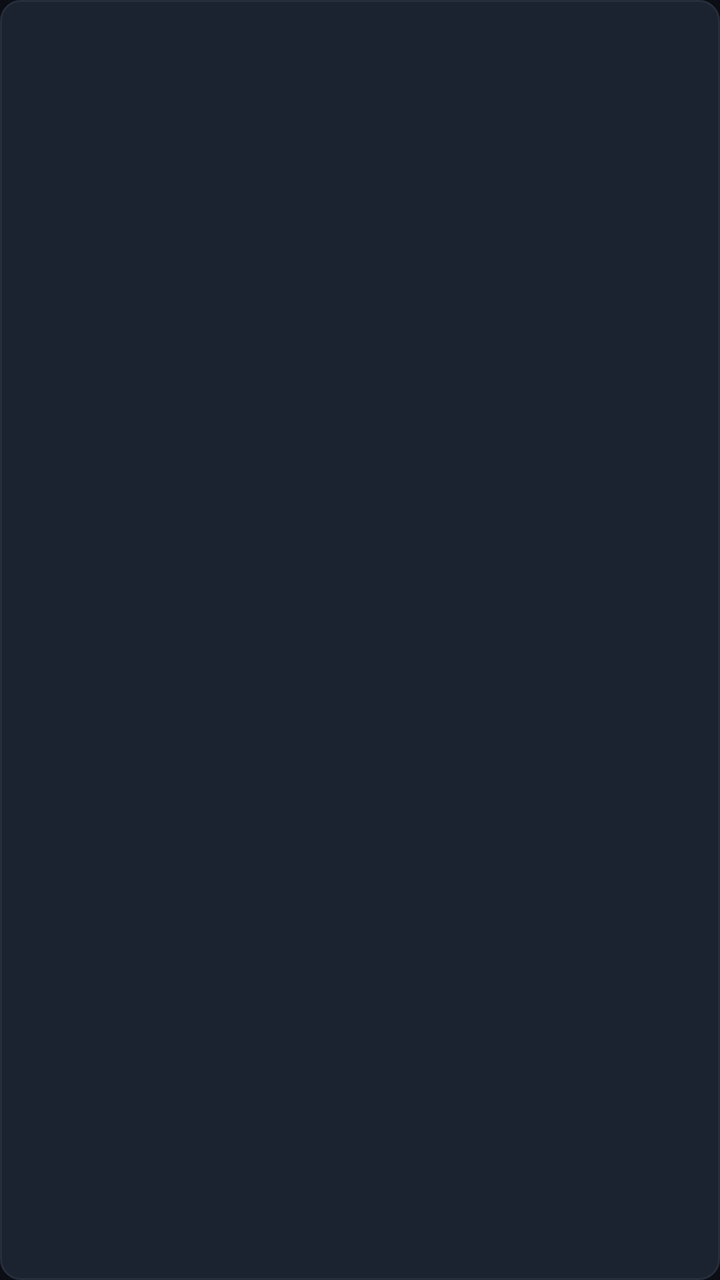
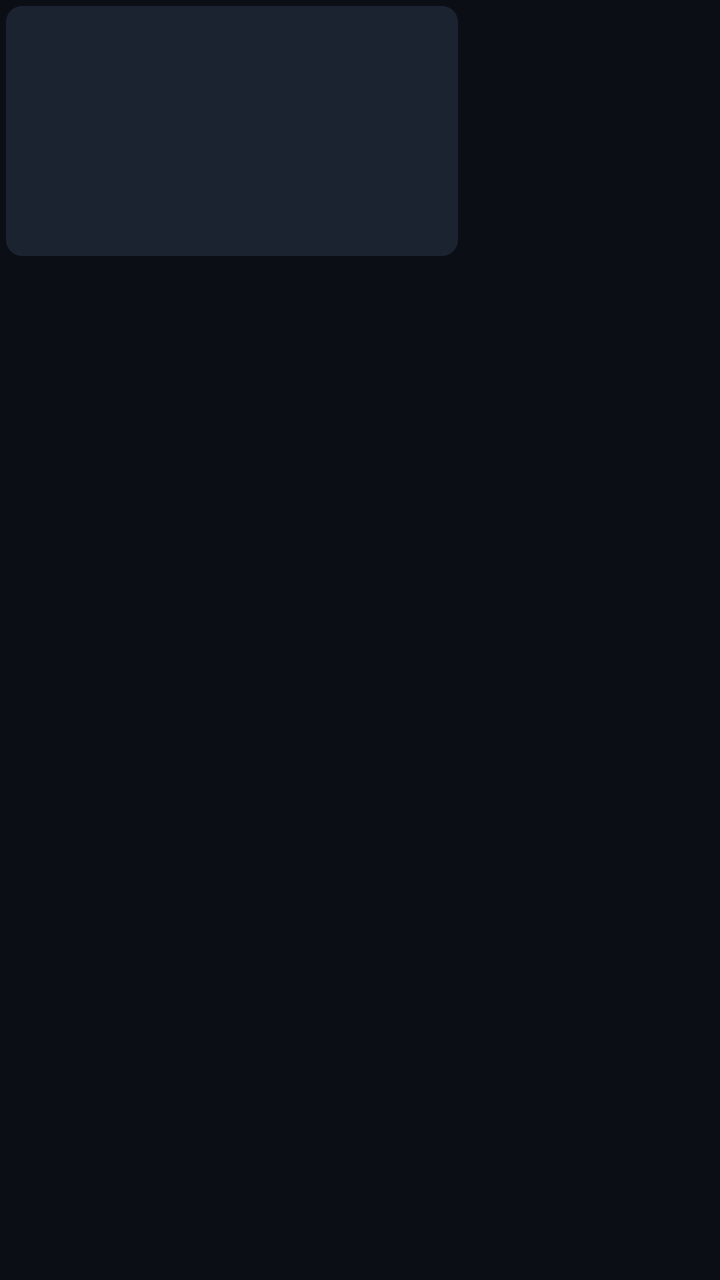

Screens rendered from an Android XML layout before and after an edit, with the pre-edit source and the edit as a unified diff.
<!-- AndroidManifest.xml: application theme Theme.Dingus -->
<!-- res/layout/item_episode.xml -->
<?xml version="1.0" encoding="utf-8"?>
<LinearLayout xmlns:android="http://schemas.android.com/apk/res/android"
    android:layout_width="match_parent" android:layout_height="wrap_content" android:layout_marginBottom="6dp"
    android:background="@drawable/button_bg" android:focusable="true" android:clickable="true"
    android:orientation="horizontal" android:gravity="center_vertical" android:padding="10dp">
    <FrameLayout android:layout_width="144dp" android:layout_height="81dp" android:background="@drawable/logo_bg">
        <TextView android:id="@+id/num" android:layout_width="match_parent" android:layout_height="match_parent"
            android:gravity="center" android:textSize="20sp" android:textStyle="bold" android:textColor="?attr/dMuted" />
        <ImageView android:id="@+id/image" android:layout_width="match_parent" android:layout_height="match_parent"
            android:scaleType="centerCrop" android:contentDescription="@null" />
        <ProgressBar android:id="@+id/progress" style="@android:style/Widget.ProgressBar.Horizontal"
            android:layout_width="match_parent" android:layout_height="4dp" android:layout_gravity="bottom"
            android:max="1000" android:progressDrawable="@drawable/progress_track" android:visibility="gone" />
    </FrameLayout>
    <LinearLayout android:layout_width="0dp" android:layout_height="wrap_content" android:layout_weight="1"
        android:layout_marginStart="16dp" android:orientation="vertical">
        <TextView android:id="@+id/title" android:layout_width="match_parent" android:layout_height="wrap_content"
            android:maxLines="1" android:ellipsize="end" android:textSize="17sp" android:textStyle="bold" android:textColor="?attr/dText" />
        <TextView android:id="@+id/plot" android:layout_width="match_parent" android:layout_height="wrap_content"
            android:layout_marginTop="3dp" android:maxLines="2" android:ellipsize="end" android:textSize="14sp"
            android:duplicateParentState="true" android:textColor="@color/sub_text" />
    </LinearLayout>
</LinearLayout>
<!-- resources referenced by this layout -->
<resources>
  <!-- drawable button_bg (drawable) -->
  <?xml version="1.0" encoding="utf-8"?>
  <selector xmlns:android="http://schemas.android.com/apk/res/android">
      <item android:state_focused="true">
          <shape><solid android:color="?attr/dAccent" /><corners android:radius="10dp" /></shape>
      </item>
      <item android:state_activated="true">
          <shape><solid android:color="?attr/dAccentSoft" /><corners android:radius="10dp" />
              <stroke android:width="2dp" android:color="?attr/dAccent" /></shape>
      </item>
      <item><shape><solid android:color="?attr/dSurface2" /><corners android:radius="10dp" />
          <stroke android:width="1dp" android:color="?attr/dLine" /></shape></item>
  </selector>
  <!-- drawable logo_bg (drawable) -->
  <?xml version="1.0" encoding="utf-8"?>
  <shape xmlns:android="http://schemas.android.com/apk/res/android">
      <solid android:color="?attr/dSurface2" /><corners android:radius="8dp" />
  </shape>
  <!-- drawable progress_track (drawable) -->
  <?xml version="1.0" encoding="utf-8"?>
  <layer-list xmlns:android="http://schemas.android.com/apk/res/android">
      <item android:id="@android:id/background">
          <shape><solid android:color="#33FFFFFF" /><corners android:radius="2dp" /></shape>
      </item>
      <item android:id="@android:id/progress">
          <clip><shape><solid android:color="?attr/dAccent" /><corners android:radius="2dp" /></shape></clip>
      </item>
  </layer-list>
  <style name="Theme.Dingus" parent="android:Theme.Material.NoActionBar">
          <item name="android:windowBackground">?attr/dBg</item>
          <item name="android:colorAccent">?attr/dAccent</item>
          <item name="android:colorPrimary">?attr/dSurface</item>
          <item name="android:colorPrimaryDark">?attr/dBg</item>
          <item name="android:textColor">?attr/dText</item>
          <item name="android:textColorPrimary">?attr/dText</item>
          <item name="android:textColorSecondary">?attr/dMuted</item>
          <item name="android:windowContentOverlay">@null</item>
          
          <item name="dBg">#0B0E14</item>
          <item name="dSurface">#141923</item>
          <item name="dSurface2">#1C2330</item>
          <item name="dLine">#262E3D</item>
          <item name="dText">#E8ECF3</item>
          <item name="dMuted">#8B94A7</item>
          <item name="dAiring">#1A2130</item>
          <item name="dPast">#10141C</item>
          <item name="dAccent">#3B82F6</item>
          <item name="dAccentSoft">#263B82F6</item>
      </style>
</resources>

<!-- the commit's change to res/layout/item_episode.xml (unified diff, before → after) -->
@@ -1,23 +1,25 @@
 <?xml version="1.0" encoding="utf-8"?>
 <LinearLayout xmlns:android="http://schemas.android.com/apk/res/android"
-    android:layout_width="match_parent" android:layout_height="wrap_content" android:layout_marginBottom="6dp"
-    android:background="@drawable/button_bg" android:focusable="true" android:clickable="true"
-    android:orientation="horizontal" android:gravity="center_vertical" android:padding="10dp">
-    <FrameLayout android:layout_width="144dp" android:layout_height="81dp" android:background="@drawable/logo_bg">
-        <TextView android:id="@+id/num" android:layout_width="match_parent" android:layout_height="match_parent"
-            android:gravity="center" android:textSize="20sp" android:textStyle="bold" android:textColor="?attr/dMuted" />
-        <ImageView android:id="@+id/image" android:layout_width="match_parent" android:layout_height="match_parent"
-            android:scaleType="centerCrop" android:contentDescription="@null" />
-        <ProgressBar android:id="@+id/progress" style="@android:style/Widget.ProgressBar.Horizontal"
-            android:layout_width="match_parent" android:layout_height="4dp" android:layout_gravity="bottom"
-            android:max="1000" android:progressDrawable="@drawable/progress_track" android:visibility="gone" />
+    android:layout_width="232dp" android:layout_height="wrap_content" android:layout_marginEnd="16dp"
+    android:focusable="true" android:clickable="true" android:orientation="vertical">
+    <FrameLayout android:id="@+id/frame" android:layout_width="232dp" android:layout_height="131dp"
+        android:background="@drawable/episode_frame" android:duplicateParentState="true" android:padding="3dp">
+        <FrameLayout android:id="@+id/imageBox" android:layout_width="match_parent" android:layout_height="match_parent"
+            android:background="@drawable/logo_bg">
+            <TextView android:id="@+id/num" android:layout_width="match_parent" android:layout_height="match_parent"
+                android:gravity="center" android:textSize="20sp" android:textStyle="bold" android:textColor="?attr/dMuted" />
+            <ImageView android:id="@+id/image" android:layout_width="match_parent" android:layout_height="match_parent"
+                android:scaleType="centerCrop" android:contentDescription="@null" />
+            <ProgressBar android:id="@+id/progress" style="@android:style/Widget.ProgressBar.Horizontal"
+                android:layout_width="match_parent" android:layout_height="4dp" android:layout_gravity="bottom"
+                android:layout_marginStart="10dp" android:layout_marginEnd="10dp" android:layout_marginBottom="8dp"
+                android:max="1000" android:progressDrawable="@drawable/progress_white" android:visibility="gone" />
+        </FrameLayout>
     </FrameLayout>
-    <LinearLayout android:layout_width="0dp" android:layout_height="wrap_content" android:layout_weight="1"
-        android:layout_marginStart="16dp" android:orientation="vertical">
-        <TextView android:id="@+id/title" android:layout_width="match_parent" android:layout_height="wrap_content"
-            android:maxLines="1" android:ellipsize="end" android:textSize="17sp" android:textStyle="bold" android:textColor="?attr/dText" />
-        <TextView android:id="@+id/plot" android:layout_width="match_parent" android:layout_height="wrap_content"
-            android:layout_marginTop="3dp" android:maxLines="2" android:ellipsize="end" android:textSize="14sp"
-            android:duplicateParentState="true" android:textColor="@color/sub_text" />
-    </LinearLayout>
+    <TextView android:id="@+id/title" android:layout_width="match_parent" android:layout_height="wrap_content"
+        android:layout_marginTop="6dp" android:maxLines="1" android:ellipsize="end" android:textSize="14sp"
+        android:textStyle="bold" android:textColor="?attr/dText" />
+    <TextView android:id="@+id/plot" android:layout_width="match_parent" android:layout_height="wrap_content"
+        android:layout_marginTop="1dp" android:maxLines="1" android:ellipsize="end" android:textSize="12sp"
+        android:textColor="?attr/dMuted" />
 </LinearLayout>
<!-- resource entries referenced after the edit -->
@@ -1,32 +1,21 @@
 <!-- resources referenced by this layout -->
 <resources>
-  <!-- drawable button_bg (drawable) -->
+  <!-- drawable episode_frame (drawable) -->
   <?xml version="1.0" encoding="utf-8"?>
   <selector xmlns:android="http://schemas.android.com/apk/res/android">
-      <item android:state_focused="true">
-          <shape><solid android:color="?attr/dAccent" /><corners android:radius="10dp" /></shape>
-      </item>
-      <item android:state_activated="true">
-          <shape><solid android:color="?attr/dAccentSoft" /><corners android:radius="10dp" />
-              <stroke android:width="2dp" android:color="?attr/dAccent" /></shape>
-      </item>
-      <item><shape><solid android:color="?attr/dSurface2" /><corners android:radius="10dp" />
-          <stroke android:width="1dp" android:color="?attr/dLine" /></shape></item>
+      <item android:state_focused="true"><shape><solid android:color="#FFFFFFFF" /><corners android:radius="12dp" /></shape></item>
+      <item><shape><solid android:color="@android:color/transparent" /><corners android:radius="12dp" /></shape></item>
   </selector>
   <!-- drawable logo_bg (drawable) -->
   <?xml version="1.0" encoding="utf-8"?>
   <shape xmlns:android="http://schemas.android.com/apk/res/android">
       <solid android:color="?attr/dSurface2" /><corners android:radius="8dp" />
   </shape>
-  <!-- drawable progress_track (drawable) -->
+  <!-- drawable progress_white (drawable) -->
   <?xml version="1.0" encoding="utf-8"?>
   <layer-list xmlns:android="http://schemas.android.com/apk/res/android">
-      <item android:id="@android:id/background">
-          <shape><solid android:color="#33FFFFFF" /><corners android:radius="2dp" /></shape>
-      </item>
-      <item android:id="@android:id/progress">
-          <clip><shape><solid android:color="?attr/dAccent" /><corners android:radius="2dp" /></shape></clip>
-      </item>
+      <item android:id="@android:id/background"><shape><solid android:color="#40FFFFFF" /><corners android:radius="2dp" /></shape></item>
+      <item android:id="@android:id/progress"><clip><shape><solid android:color="#FFFFFF" /><corners android:radius="2dp" /></shape></clip></item>
   </layer-list>
   <style name="Theme.Dingus" parent="android:Theme.Material.NoActionBar">
           <item name="android:windowBackground">?attr/dBg</item>
